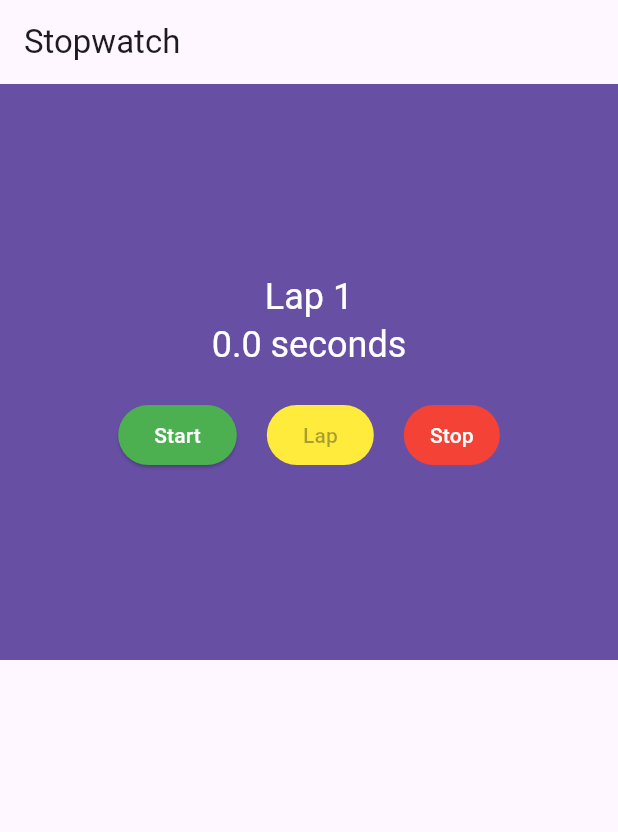
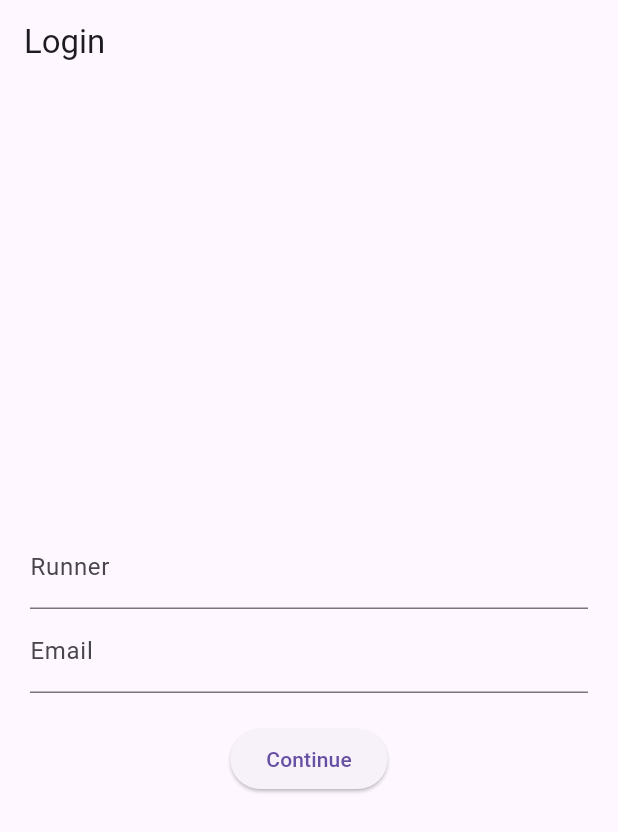
Before and after one commit to AbeerJihad/stopwatch_app, a Flutter app: the screen it shows after launch, on a phone screen of 412 x 824 dp. Shown: the top 832 px of the screen. Run offline on Flutter 3.47's test engine with Material 3 defaults, Android fonts, the phone set to English and light mode, and no system bars.

Commit message:
working with text fields and validate form in basic loginscreen

```diff
--- /dev/null
+++ b/lib/login_screen.dart
@@ -0,0 +1,95 @@
+import 'package:flutter/material.dart';
+
+class LoginScreen extends StatefulWidget {
+  const LoginScreen({super.key});
+
+  @override
+  State<LoginScreen> createState() => _LoginScreenState();
+}
+
+class _LoginScreenState extends State<LoginScreen> {
+  bool loggedIn = false;
+  String name = '';
+
+  final _nameController = TextEditingController();
+  final _emailController = TextEditingController();
+  final _formKey = GlobalKey<FormState>();
+
+  @override
+  Widget build(BuildContext context) {
+    return Scaffold(
+      appBar: AppBar(
+        title: const Text('Login'),
+      ),
+      body: Center(
+        child: loggedIn ? _buildSuccess() : _buildLoginForm(),
+      ),
+    );
+  }
+
+  Widget _buildLoginForm() {
+    return Form(
+        key: _formKey,
+        child: Padding(
+            padding: const EdgeInsets.all(20.0),
+            child: Column(
+              mainAxisAlignment: MainAxisAlignment.center,
+              children: [
+                TextFormField(
+                  controller: _nameController,
+                  decoration: const InputDecoration(labelText: 'Runner'),
+                  validator: (text) =>
+                      text!.isEmpty ? 'Enter the runner\'s name.' : null,
+                ),
+                TextFormField(
+                  controller: _emailController,
+                  keyboardType: TextInputType.emailAddress,
+                  decoration: const InputDecoration(labelText: 'Email'),
+                  validator: (text) {
+                    if (text!.isEmpty) {
+                      return 'Enter the runner\'s email.';
+                    }
+                    final regex = RegExp('[^@]+@[^.]+..+');
+                    if (!regex.hasMatch(text)) {
+                      return 'Enter a valid email';
+                    }
+                    return null;
+                  },
+                ),
+                const SizedBox(height: 20),
+                ElevatedButton(
+                  onPressed: _validate,
+                  child: const Text('Continue'),
+                ),
+              ],
+            )));
+  }
+
+  void _validate() {
+    final form = _formKey.currentState;
+    if (form?.validate() == false) {
+      return;
+    }
+    setState(() {
+      loggedIn = true;
+      name = _nameController.text;
+    });
+  }
+
+  Widget _buildSuccess() {
+    return Column(
+      mainAxisAlignment: MainAxisAlignment.center,
+      children: [
+        const Icon(Icons.check, color: Colors.orangeAccent),
+        Text('Hi $name')
+      ],
+    );
+  }
+
+  @override
+  void dispose() {
+    _emailController.dispose();
+    _nameController.dispose();
+    super.dispose();
+  }
+}
--- a/lib/main.dart
+++ b/lib/main.dart
@@ -1,4 +1,5 @@
 import 'package:flutter/material.dart';
+import 'package:stopwatch_app/login_screen.dart';
 import './stopwatch.dart';
 
 void main() {
@@ -11,7 +12,7 @@ class StopWatchApp extends StatelessWidget {
   @override
   Widget build(BuildContext context) {
     return const MaterialApp(
-      home: StopWatch(),
+      home: LoginScreen(), //StopWatch(),
     );
   }
 }
```
